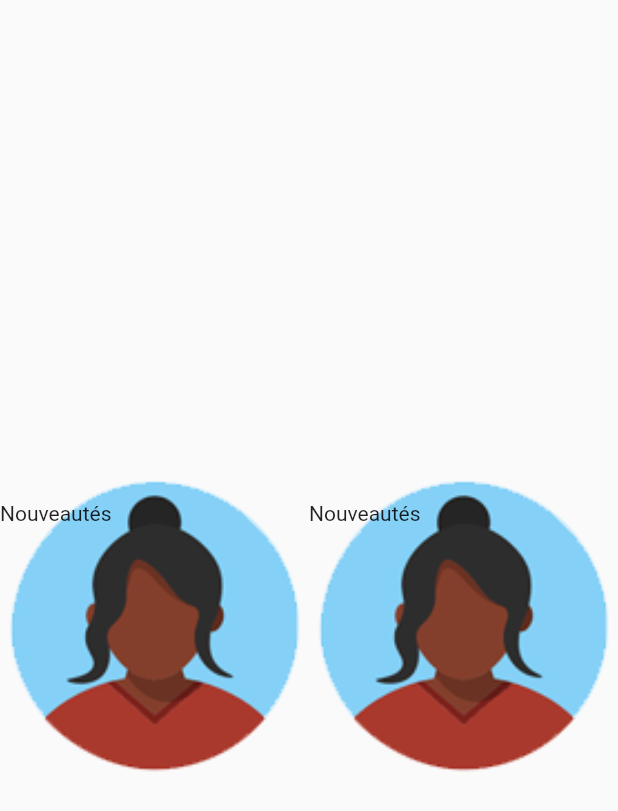
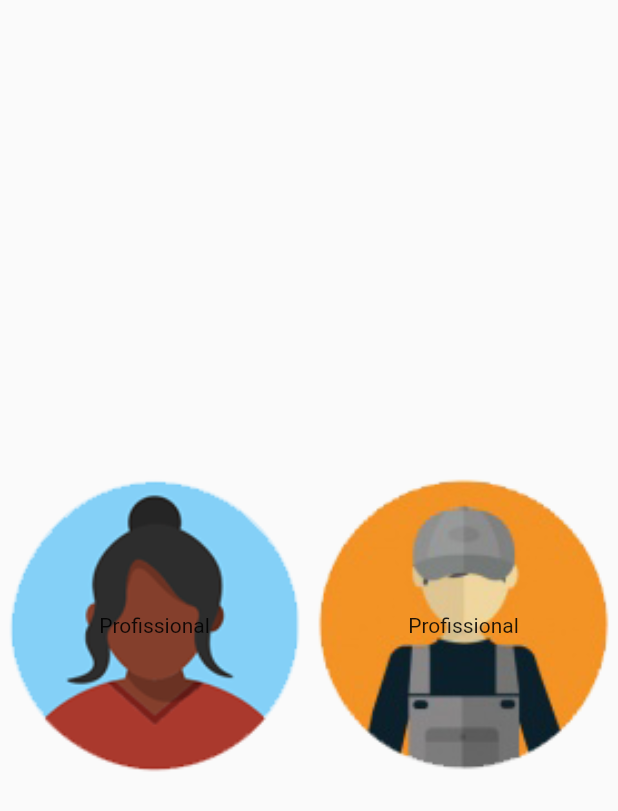
Before and after one commit to adriano328/PSTIFM, a Flutter app: the screen it shows after launch, after a tap on "Novo no aplicativo? Clique Aqui!", on a phone screen of 412 x 824 dp. Shown: the top 811 px of the screen. Run offline on Flutter 3.47's test engine with Material 2 defaults, Android fonts, the phone set to English and light mode, and no system bars; missing offline and left inert: dart:ffi; network calls fail.

Commit message:
Ajuste da tela de form diferenciação

```diff
--- a/lib/home/profileForm.dart
+++ b/lib/home/profileForm.dart
@@ -27,19 +27,13 @@ class profileForm extends StatelessWidget {
                     // Generate 100 widgets that display their index in the List.
 
                     children: [
-                      Container(
-                        width: double.infinity,
-                        decoration: BoxDecoration(
-                            borderRadius: BorderRadius.circular(15.0),
-                            image: DecorationImage(
-                                fit: BoxFit.cover,
-                                image: AssetImage('assets/cliente_icone.png'))),
-                        child: Padding(
-                          padding: const EdgeInsets.only(top: 20),
-                          child: Text('Nouveautés'),
-                        ),
-                      ),
-                      Container(
+                      InkWell(
+                        onTap: () {
+                          Navigator.push(
+                              context,
+                              MaterialPageRoute(
+                                  builder: (context) => formUsers()));
+                        },
                         child: Container(
                           height: 300,
                           width: double.infinity,
@@ -49,9 +43,32 @@ class profileForm extends StatelessWidget {
                                   fit: BoxFit.cover,
                                   image:
                                       AssetImage('assets/cliente_icone.png'))),
-                          child: Padding(
-                            padding: const EdgeInsets.only(top: 20),
-                            child: Text('Nouveautés'),
+                          child: Center(
+                            child: Text('Profissional'),
+                          ),
+                        ),
+                      ),
+                      InkWell(
+                        onTap: () {
+                          Navigator.push(
+                              context,
+                              MaterialPageRoute(
+                                  builder: (context) =>
+                                      formUsersProfessional()));
+                        },
+                        child: Container(
+                          child: Container(
+                            height: 300,
+                            width: double.infinity,
+                            decoration: BoxDecoration(
+                                borderRadius: BorderRadius.circular(15.0),
+                                image: DecorationImage(
+                                    fit: BoxFit.cover,
+                                    image: AssetImage(
+                                        'assets/profissional_icone.png'))),
+                            child: Center(
+                              child: Text('Profissional'),
+                            ),
                           ),
                         ),
                       )
```
